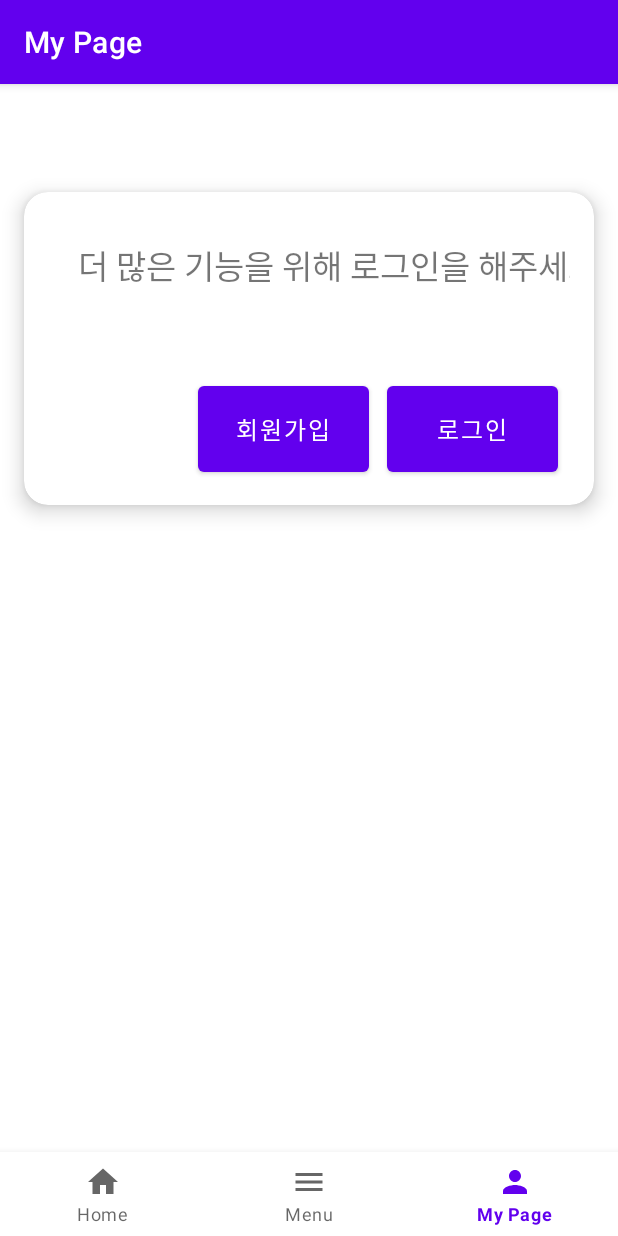
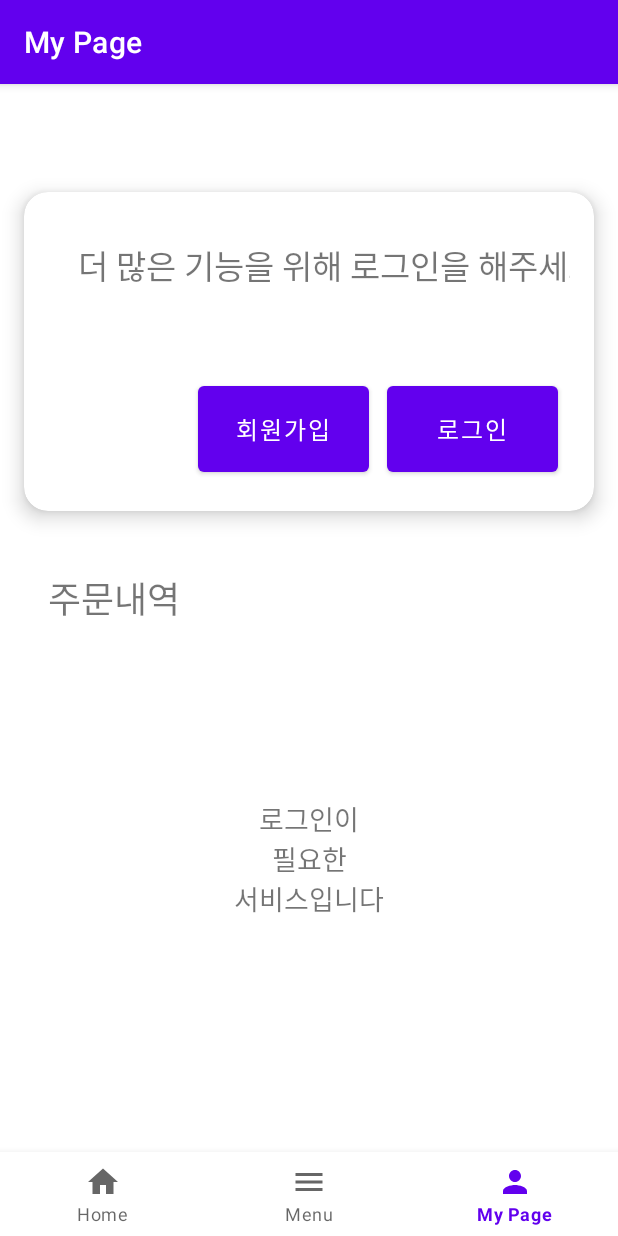
Before and after one commit to Parkjinhye/Cafe-App, an Android app: the NotificationsFragment screen opened through its navigation route, on a phone screen of 412 x 824 dp. Run offline under Robolectric (Android 15) with nearby library versions, the light colour scheme and no system bars; our stand-ins replace Firebase (no records; nobody signed in at launch, a user with empty details on screens opened directly), navigation-ui.

Commit message:
주문내역

```diff
--- /dev/null
+++ b/app/src/main/java/com/example/cafeapp/data/OrderHistory.kt
@@ -0,0 +1,6 @@
+package com.example.cafeapp.data
+
+data class OrderHistory(
+    val menuName: String = "",
+    val price: Int = 0
+)
--- a/app/src/main/java/com/example/cafeapp/ui/notifications/NotificationsFragment.kt
+++ b/app/src/main/java/com/example/cafeapp/ui/notifications/NotificationsFragment.kt
@@ -2,59 +2,60 @@ package com.example.cafeapp.ui.notifications
 
 import android.content.Intent
 import android.os.Bundle
+import android.util.Log
 import android.view.LayoutInflater
 import android.view.View
 import android.view.ViewGroup
 import android.widget.TextView
 import androidx.fragment.app.Fragment
 import androidx.lifecycle.ViewModelProvider
+import androidx.recyclerview.widget.LinearLayoutManager
+import com.example.cafeapp.data.OrderHistory
 import com.example.cafeapp.data.UserSession
 import com.example.cafeapp.databinding.FragmentNotificationsBinding
+import com.example.cafeapp.ui.dashboard.MenuAdapter
+import com.google.firebase.firestore.FirebaseFirestore
 
 class NotificationsFragment : Fragment() {
 
     private var _binding: FragmentNotificationsBinding? = null
 
-    // This property is only valid between onCreateView and
-    // onDestroyView.
     private val binding get() = _binding!!
+    private lateinit var orderAdapter: OrderHistoryAdapter
+    private val orderList = mutableListOf<OrderHistory>()
+    private val db = FirebaseFirestore.getInstance()
 
     override fun onCreateView(
         inflater: LayoutInflater,
         container: ViewGroup?,
         savedInstanceState: Bundle?
     ): View {
-//        val notificationsViewModel =
-//            ViewModelProvider(this).get(NotificationsViewModel::class.java)
-//
-//        _binding = FragmentNotificationsBinding.inflate(inflater, container, false)
-//        val root: View = binding.root
-//
-//        val textView: TextView = binding.textNotifications
-//        notificationsViewModel.text.observe(viewLifecycleOwner) {
-//            textView.text = it
-//        }
-//        return root
         _binding = FragmentNotificationsBinding.inflate(inflater, container, false)
         return binding.root
     }
 
     override fun onViewCreated(view: View, savedInstanceState: Bundle?) {
         super.onViewCreated(view, savedInstanceState)
+        orderAdapter = OrderHistoryAdapter(orderList)
         // Set user data from UserSession
         // username이 있을 때와 없을 때 조건에 따라 처리
         if (UserSession.username != null) { //로그인 하였을 때
             binding.tvUsername.text = "환영합니다\n${UserSession.username}님!"
             binding.tvPoints.text = "보유 포인트 : ${UserSession.point}" // username이 있을 때만 포인트 표시
-            binding.btnOpenLogin.visibility = View.GONE
-            binding.btnOpenSignup.visibility = View.GONE
+            binding.btnOpenLogin.visibility = View.INVISIBLE
+            binding.btnOpenSignup.visibility = View.INVISIBLE
             binding.btnLogout.visibility = View.VISIBLE
+
+            fetchOrderHistory()
+            binding.tvNeedLogin.visibility = View.INVISIBLE
         } else {
             binding.tvUsername.text = "더 많은 기능을 위해 로그인을 해주세요"
             binding.tvPoints.text = "" // username이 없으면 포인트 텍스트는 빈 값
             binding.btnOpenLogin.visibility = View.VISIBLE
             binding.btnOpenSignup.visibility = View.VISIBLE
-            binding.btnLogout.visibility = View.GONE
+            binding.btnLogout.visibility = View.INVISIBLE
+
+            binding.tvNeedLogin.visibility = View.VISIBLE
         }
 
         // 버튼 클릭 시 LoginActivity 열기
@@ -70,17 +71,46 @@ class NotificationsFragment : Fragment() {
             // 로그아웃 처리: UserSession 데이터 초기화
             UserSession.username = null
             UserSession.point = 0
-//
+
             // 버튼 상태 갱신
             binding.btnOpenLogin.visibility = View.VISIBLE
             binding.btnOpenSignup.visibility = View.VISIBLE
-            binding.btnLogout.visibility = View.GONE
+            binding.btnLogout.visibility = View.INVISIBLE
 
             // 추가적으로 UI 초기화 (필요에 따라)
             binding.tvUsername.text = "더 많은 기능을 위해 로그인을 해주세요!"
-            binding.tvPoints.visibility = View.GONE
+            binding.tvPoints.visibility = View.INVISIBLE
+            binding.recyclerViewOrders.visibility = View.INVISIBLE
+            binding.tvNeedLogin.visibility = View.VISIBLE
+        }
+        binding.recyclerViewOrders.apply {
+            layoutManager = LinearLayoutManager(requireContext())
+            adapter = orderAdapter
         }
     }
+
+    private fun fetchOrderHistory() {
+        val currentUserId = UserSession.username
+
+        db.collection("Order")
+            .whereEqualTo("id", currentUserId)
+            .get()
+            .addOnSuccessListener { result ->
+                orderList.clear()
+                for (document in result) {
+                    val order = OrderHistory(
+                        menuName = document.getString("name") ?: "",
+                        price = document.getLong("price")?.toInt() ?: 0
+                    )
+                    orderList.add(order)
+                }
+                orderAdapter.notifyDataSetChanged()
+            }
+            .addOnFailureListener { e ->
+                Log.e("MyPageFragment", "Error getting orders: ${e.message}")
+            }
+    }
+
 
 
     override fun onDestroyView() {
--- a/app/src/main/res/layout/fragment_dashboard.xml
+++ b/app/src/main/res/layout/fragment_dashboard.xml
@@ -7,7 +7,6 @@
     tools:context=".ui.dashboard.DashboardFragment">
 
     <LinearLayout
-        xmlns:android="http://schemas.android.com/apk/res/android"
         android:layout_width="match_parent"
         android:layout_height="match_parent"
         android:orientation="vertical"
--- a/app/src/main/res/layout/fragment_notifications.xml
+++ b/app/src/main/res/layout/fragment_notifications.xml
@@ -14,9 +14,9 @@
         android:elevation="8dp"
         app:cardCornerRadius="16dp"
         app:cardElevation="8dp"
-        app:layout_constraintTop_toTopOf="parent"
+        app:layout_constraintEnd_toEndOf="parent"
         app:layout_constraintStart_toStartOf="parent"
-        app:layout_constraintEnd_toEndOf="parent">
+        app:layout_constraintTop_toTopOf="parent">
 
         <!-- 컨테이너 내부 레이아웃 -->
         <androidx.constraintlayout.widget.ConstraintLayout
@@ -66,7 +66,7 @@
                 android:padding="12dp"
                 android:text="로그아웃"
                 android:textSize="16sp"
-                android:visibility="gone"
+                android:visibility="invisible"
                 app:layout_constraintEnd_toEndOf="parent"
                 app:layout_constraintTop_toBottomOf="@id/tv_points" />
 
@@ -85,4 +85,39 @@
         </androidx.constraintlayout.widget.ConstraintLayout>
 
     </com.google.android.material.card.MaterialCardView>
+
+    <TextView
+        android:id="@+id/OrderText"
+        android:layout_width="wrap_content"
+        android:layout_height="wrap_content"
+        android:layout_marginStart="32dp"
+        android:layout_marginTop="40dp"
+        android:text="주문내역"
+        android:textSize="24sp"
+        app:layout_constraintStart_toStartOf="parent"
+        app:layout_constraintTop_toBottomOf="@+id/container_card"
+        tools:ignore="MissingConstraints" />
+
+    <TextView
+        android:id="@+id/tv_needLogin"
+        android:layout_width="wrap_content"
+        android:layout_height="wrap_content"
+        android:gravity="center"
+        android:text="로그인이\n필요한\n서비스입니다"
+        android:textSize="18sp"
+        app:layout_constraintBottom_toBottomOf="parent"
+        app:layout_constraintEnd_toEndOf="parent"
+        app:layout_constraintStart_toStartOf="parent"
+        app:layout_constraintTop_toBottomOf="@+id/OrderText"
+        app:layout_constraintVertical_bias="0.428" />
+
+    <androidx.recyclerview.widget.RecyclerView
+        android:id="@+id/recycler_view_orders"
+        android:layout_width="match_parent"
+        android:layout_height="0dp"
+        android:layout_margin="16dp"
+        android:layout_marginStart="12dp"
+        app:layout_constraintBottom_toBottomOf="parent"
+        app:layout_constraintStart_toStartOf="parent"
+        app:layout_constraintTop_toBottomOf="@id/OrderText" />
 </androidx.constraintlayout.widget.ConstraintLayout>
```
Also changed, not shown: app/src/main/java/com/example/cafeapp/ui/notifications/OrderHistoryAdapter.kt (added, +32 -0 lines), app/src/main/res/layout/item_order_history.xml (added, +33 -0 lines).
